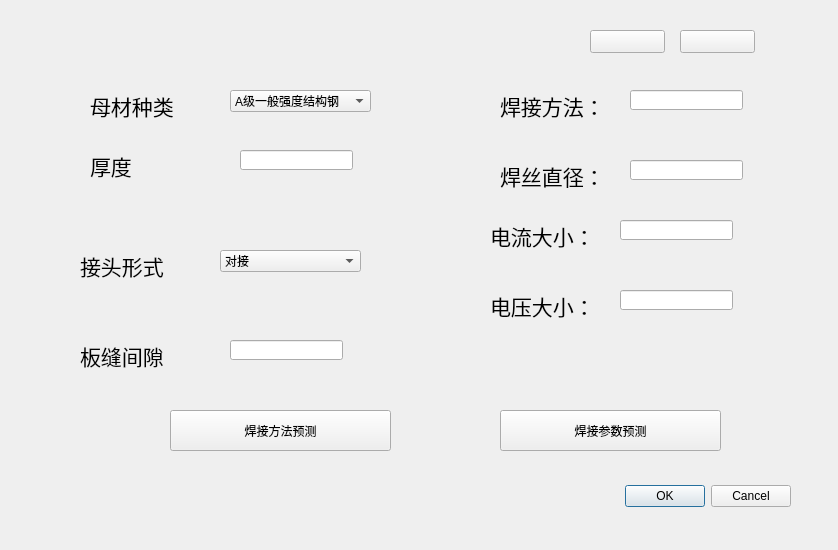
Above: UiDesign/preWelding.ui from wwwK/DigitalTwin before the change. Below: the same form after it.
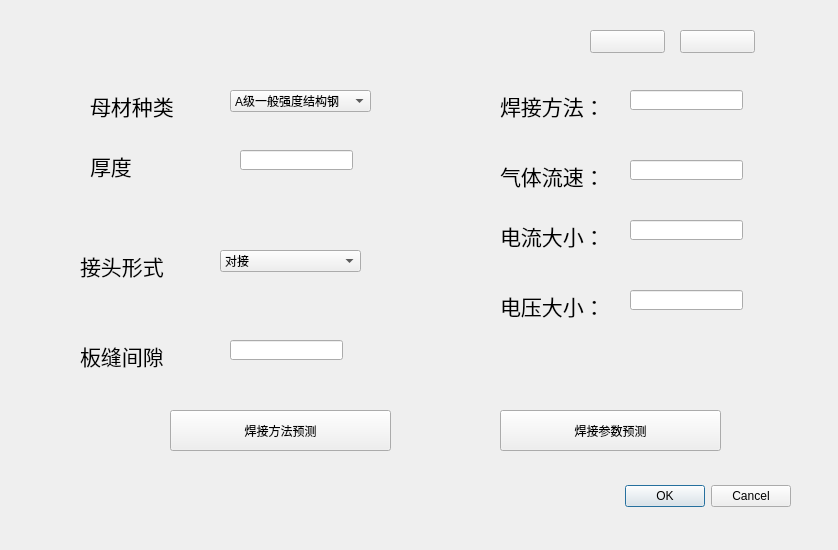
That is the form after the change.

```diff
--- a/UiDesign/preWelding.ui
+++ b/UiDesign/preWelding.ui
@@ -312,13 +312,13 @@
     </font>
    </property>
    <property name="text">
-    <string>焊丝直径：</string>
+    <string>气体流速：</string>
    </property>
   </widget>
   <widget class="QLineEdit" name="DianLiu">
    <property name="geometry">
     <rect>
-     <x>620</x>
+     <x>630</x>
      <y>220</y>
      <width>113</width>
      <height>20</height>
@@ -328,7 +328,7 @@
   <widget class="QLabel" name="MClabel_7">
    <property name="geometry">
     <rect>
-     <x>490</x>
+     <x>500</x>
      <y>210</y>
      <width>101</width>
      <height>51</height>
@@ -347,7 +347,7 @@
   <widget class="QLineEdit" name="DianYa">
    <property name="geometry">
     <rect>
-     <x>620</x>
+     <x>630</x>
      <y>290</y>
      <width>113</width>
      <height>20</height>
@@ -357,7 +357,7 @@
   <widget class="QLabel" name="MClabel_8">
    <property name="geometry">
     <rect>
-     <x>490</x>
+     <x>500</x>
      <y>280</y>
      <width>101</width>
      <height>51</height>
```
Left out of the diff: 2 changed lines with no effect on the pictures.
